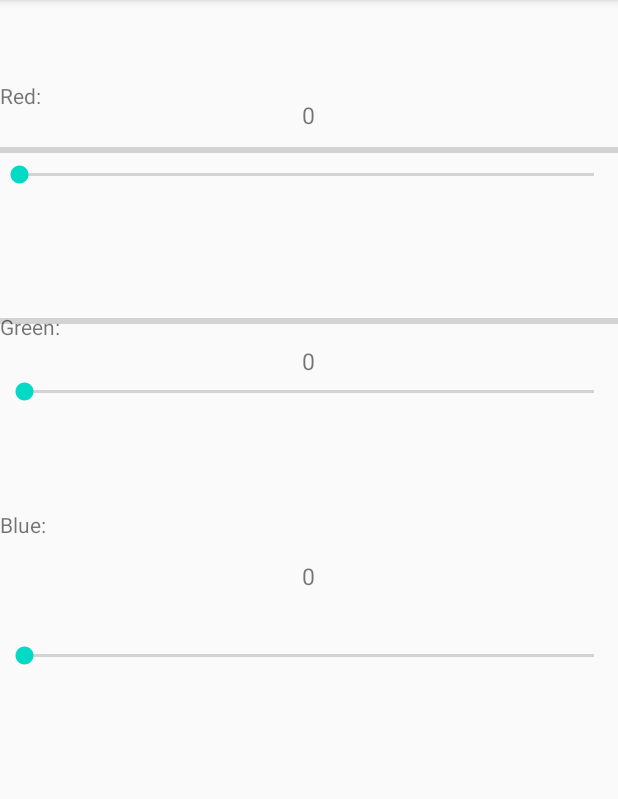
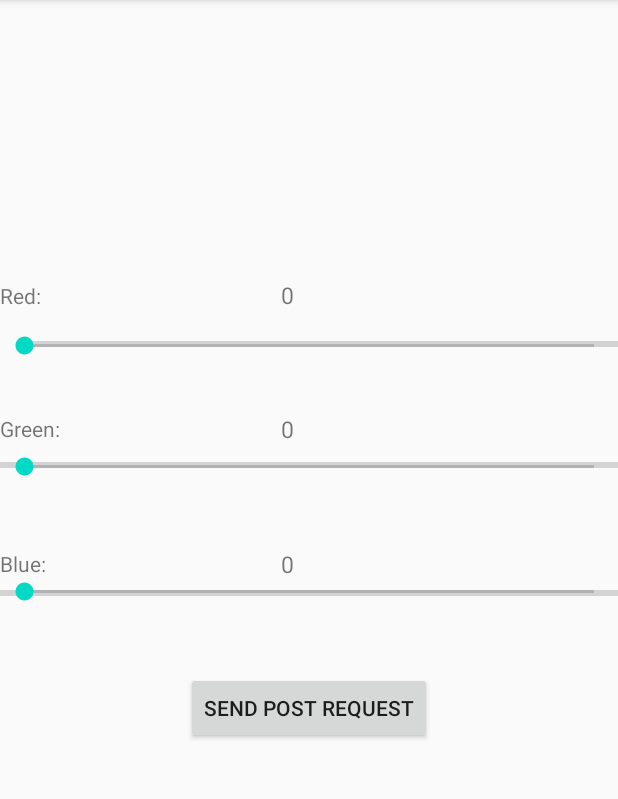
Before and after one commit to lHunniche/IoT_Project, an Android app: the screen it shows after launch (MainActivity), on a phone screen of 412 x 824 dp, the part 84-883 px from its top. Run offline under Robolectric (Android 15) with nearby library versions, the phone set to English and light mode, and no system bars.

Commit message:
Maybe working?

```diff
--- a/sharanka/IoTApplication/app/src/main/java/com/example/iotapplication/IRetrofitClient.java
+++ b/sharanka/IoTApplication/app/src/main/java/com/example/iotapplication/IRetrofitClient.java
@@ -2,9 +2,11 @@ package com.example.iotapplication;
 
 import retrofit2.Call;
 import retrofit2.http.Field;
+import retrofit2.http.FormUrlEncoded;
 import retrofit2.http.POST;
 
 public interface IRetrofitClient {
+    @FormUrlEncoded
     @POST("/postColor")
     Call<RGBModel> saveValues(@Field("board_id") int id, @Field("red") int red, @Field("green") int green, @Field("blue") int blue);
 }
--- a/sharanka/IoTApplication/app/src/main/java/com/example/iotapplication/MainActivity.java
+++ b/sharanka/IoTApplication/app/src/main/java/com/example/iotapplication/MainActivity.java
@@ -7,6 +7,8 @@ import retrofit2.Response;
 
 import android.os.Bundle;
 import android.util.Log;
+import android.view.View;
+import android.widget.Button;
 import android.widget.ProgressBar;
 import android.widget.SeekBar;
 import android.widget.TextView;
@@ -16,6 +18,7 @@ public class MainActivity extends AppCompatActivity {
     private IRetrofitClient retrofitClient;
     private int red, green, blue;
     private TextView rText, gText, bText;
+    private Button button;
     private ProgressBar rProgressBar, gProgressBar, bProgressBar;
     private SeekBar rSeekbar, gSeekBar, bSeekbar;
 
@@ -25,6 +28,7 @@ public class MainActivity extends AppCompatActivity {
         setContentView(R.layout.activity_main);
 
         retrofitClient = Utils.getRetrofitClient();
+        button = (Button) findViewById(R.id.button);
 
         rText = (TextView) findViewById(R.id.RTextView);
         rProgressBar = (ProgressBar) findViewById(R.id.RProgressBar);
@@ -44,7 +48,6 @@ public class MainActivity extends AppCompatActivity {
                 red = i;
                 seekBar.setMax(255);
                 rText.setText("" + i);
-                sendPost(2, red, green, blue);
             }
 
             @Override
@@ -60,7 +63,6 @@ public class MainActivity extends AppCompatActivity {
                 blue = i;
                 seekBar.setMax(255);
                 gText.setText("" + i);
-                sendPost(2, red, green, blue);
             }
 
             @Override
@@ -76,7 +78,6 @@ public class MainActivity extends AppCompatActivity {
                 green = i;
                 seekBar.setMax(255);
                 bText.setText("" + i);
-                sendPost(2, red, green, blue);
             }
 
             @Override
@@ -84,6 +85,13 @@ public class MainActivity extends AppCompatActivity {
 
             @Override
             public void onStopTrackingTouch(SeekBar seekBar) { }
+        });
+
+        button.setOnClickListener(new View.OnClickListener() {
+            @Override
+            public void onClick(View view) {
+                sendPost(2, red, green, blue);
+            }
         });
     }
 
@@ -93,7 +101,7 @@ public class MainActivity extends AppCompatActivity {
             public void onResponse(Call<RGBModel> call, Response<RGBModel> response) {
                 if(response.isSuccessful()) {
                     Log.i(TAG, "Post request went through successfully. " + response.body().toString());
-                }
+                }g
             }
 
             @Override
--- a/sharanka/IoTApplication/app/src/main/java/com/example/iotapplication/RGBModel.java
+++ b/sharanka/IoTApplication/app/src/main/java/com/example/iotapplication/RGBModel.java
@@ -1,13 +1,14 @@
 package com.example.iotapplication;
 
-import java.util.Map;
-
 public class RGBModel {
-    private Map<String, Integer> dict;
     private Integer board_id;
     private Integer red;
     private Integer green;
     private Integer blue;
+
+    public int getId() { return board_id; }
+
+    public void setBoard_id(Integer board_id) { this.board_id = board_id; }
 
     public int getRed() {
         return red;
--- a/sharanka/IoTApplication/app/src/main/java/com/example/iotapplication/Utils.java
+++ b/sharanka/IoTApplication/app/src/main/java/com/example/iotapplication/Utils.java
@@ -1,7 +1,7 @@
 package com.example.iotapplication;
 
 public class Utils {
-    public static final String baseUrl = "http://klevang.dk:19409/init/";
+    public static final String baseUrl = "http://klevang.dk:19409";
 
     public static IRetrofitClient getRetrofitClient() {
         return RetrofitClient.getClient(baseUrl).create(IRetrofitClient.class);
--- a/sharanka/IoTApplication/app/src/main/res/layout/activity_main.xml
+++ b/sharanka/IoTApplication/app/src/main/res/layout/activity_main.xml
@@ -1,26 +1,25 @@
 <?xml version="1.0" encoding="utf-8"?>
-<RelativeLayout xmlns:android="http://schemas.android.com/apk/res/android"
+<androidx.constraintlayout.widget.ConstraintLayout xmlns:android="http://schemas.android.com/apk/res/android"
     xmlns:app="http://schemas.android.com/apk/res-auto"
     xmlns:tools="http://schemas.android.com/tools"
     android:layout_width="match_parent"
     android:layout_height="match_parent"
     tools:context=".MainActivity">
 
-    <TextView
+    <Button
+        android:id="@+id/button"
         android:layout_width="wrap_content"
         android:layout_height="wrap_content"
-        android:layout_marginTop="54dp"
-        android:text="Red:" />
-
-    <TextView
-        android:id="@+id/RTextView"
-        android:layout_width="wrap_content"
-        android:layout_height="wrap_content"
-        android:layout_alignParentTop="true"
+        android:layout_alignParentBottom="true"
         android:layout_centerHorizontal="true"
-        android:layout_marginTop="66dp"
-        android:text="0"
-        android:textSize="15sp" />
+        android:layout_marginStart="124dp"
+        android:layout_marginLeft="124dp"
+        android:layout_marginTop="448dp"
+        android:text="Send Post Request"
+        app:layout_constraintEnd_toEndOf="parent"
+        app:layout_constraintHorizontal_bias="0.0"
+        app:layout_constraintStart_toStartOf="parent"
+        app:layout_constraintTop_toTopOf="parent" />
 
     <ProgressBar
         android:id="@+id/RProgressBar"
@@ -31,37 +30,11 @@
         android:layout_alignParentStart="true"
         android:layout_alignParentLeft="true"
         android:layout_alignParentTop="true"
-        android:layout_marginStart="-3dp"
-        android:layout_marginLeft="-3dp"
-        android:layout_marginTop="95dp"
-        android:layout_marginBottom="220dp" />
-
-    <SeekBar
-        android:id="@+id/RSeekbar"
-        android:layout_width="match_parent"
-        android:layout_height="wrap_content"
-        android:layout_alignParentStart="true"
-        android:layout_alignParentLeft="true"
-        android:layout_alignParentTop="true"
-        android:layout_marginStart="-3dp"
-        android:layout_marginLeft="-3dp"
-        android:layout_marginTop="107dp" />
-
-    <TextView
-        android:id="@+id/gTextView"
-        android:layout_width="wrap_content"
-        android:layout_height="wrap_content"
-        android:layout_alignParentTop="true"
-        android:layout_centerHorizontal="true"
-        android:layout_marginTop="230dp"
-        android:text="0"
-        android:textSize="15sp" />
-
-    <TextView
-        android:layout_width="wrap_content"
-        android:layout_height="wrap_content"
-        android:layout_marginTop="208dp"
-        android:text="Green:" />
+        android:layout_marginStart="16dp"
+        android:layout_marginLeft="16dp"
+        android:layout_marginTop="221dp"
+        app:layout_constraintStart_toStartOf="parent"
+        app:layout_constraintTop_toTopOf="parent" />
 
     <ProgressBar
         android:id="@+id/GProgressBar"
@@ -72,31 +45,9 @@
         android:layout_alignParentStart="true"
         android:layout_alignParentLeft="true"
         android:layout_alignParentTop="true"
-        android:layout_marginTop="200dp" />
-
-    <SeekBar
-        android:id="@+id/GSeekbar"
-        android:layout_width="match_parent"
-        android:layout_height="wrap_content"
-        android:layout_alignParentStart="true"
-        android:layout_alignParentLeft="true"
-        android:layout_alignParentTop="true"
-        android:layout_marginTop="252dp" />
-
-    <TextView
-        android:layout_width="wrap_content"
-        android:layout_height="wrap_content"
-        android:layout_alignParentTop="true"
-        android:layout_marginTop="340dp"
-        android:text="Blue:" />
-
-    <TextView
-        android:id="@+id/BTextView"
-        android:layout_width="wrap_content"
-        android:layout_height="wrap_content"
-        android:layout_centerInParent="true"
-        android:text="0"
-        android:textSize="15sp" />
+        android:layout_marginTop="302dp"
+        app:layout_constraintTop_toTopOf="parent"
+        tools:layout_editor_absoluteX="-40dp" />
 
     <ProgressBar
         android:id="@+id/BProgressBar"
@@ -106,7 +57,34 @@
         android:layout_above="@+id/BSeekbar"
         android:layout_alignParentStart="true"
         android:layout_alignParentLeft="true"
-        android:layout_alignParentTop="true" />
+        android:layout_alignParentTop="true"
+        android:layout_marginTop="387dp"
+        app:layout_constraintEnd_toEndOf="parent"
+        app:layout_constraintStart_toStartOf="parent"
+        app:layout_constraintTop_toTopOf="parent" />
+
+    <SeekBar
+        android:id="@+id/RSeekbar"
+        android:layout_width="match_parent"
+        android:layout_height="wrap_content"
+        android:layout_alignParentStart="true"
+        android:layout_alignParentLeft="true"
+        android:layout_alignParentTop="true"
+        android:layout_marginTop="221dp"
+        app:layout_constraintTop_toTopOf="parent"
+        tools:layout_editor_absoluteX="-37dp" />
+
+    <SeekBar
+        android:id="@+id/GSeekbar"
+        android:layout_width="match_parent"
+        android:layout_height="wrap_content"
+        android:layout_alignParentStart="true"
+        android:layout_alignParentLeft="true"
+        android:layout_alignParentTop="true"
+        android:layout_marginTop="302dp"
+        app:layout_constraintEnd_toEndOf="parent"
+        app:layout_constraintStart_toStartOf="parent"
+        app:layout_constraintTop_toTopOf="parent" />
 
     <SeekBar
         android:id="@+id/BSeekbar"
@@ -115,7 +93,79 @@
         android:layout_alignParentStart="true"
         android:layout_alignParentLeft="true"
         android:layout_alignParentBottom="true"
-        android:layout_marginBottom="322dp" />
+        android:layout_marginTop="385dp"
+        app:layout_constraintEnd_toEndOf="parent"
+        app:layout_constraintHorizontal_bias="0.0"
+        app:layout_constraintStart_toStartOf="parent"
+        app:layout_constraintTop_toTopOf="parent" />
+
+    <TextView
+        android:layout_width="wrap_content"
+        android:layout_height="wrap_content"
+        android:layout_marginTop="187dp"
+        android:text="Red:"
+        app:layout_constraintStart_toStartOf="parent"
+        app:layout_constraintTop_toTopOf="parent" />
+
+    <TextView
+        android:id="@+id/RTextView"
+        android:layout_width="wrap_content"
+        android:layout_height="wrap_content"
+        android:layout_alignParentTop="true"
+        android:layout_centerHorizontal="true"
+        android:layout_marginStart="187dp"
+        android:layout_marginLeft="187dp"
+        android:layout_marginTop="186dp"
+        android:text="0"
+        android:textSize="15sp"
+        app:layout_constraintStart_toStartOf="parent"
+        app:layout_constraintTop_toTopOf="parent" />
+
+    <TextView
+        android:id="@+id/gTextView"
+        android:layout_width="wrap_content"
+        android:layout_height="wrap_content"
+        android:layout_alignParentTop="true"
+        android:layout_centerHorizontal="true"
+        android:layout_marginStart="187dp"
+        android:layout_marginLeft="187dp"
+        android:layout_marginTop="275dp"
+        android:text="0"
+        android:textSize="15sp"
+        app:layout_constraintStart_toStartOf="parent"
+        app:layout_constraintTop_toTopOf="parent" />
+
+    <TextView
+        android:layout_width="wrap_content"
+        android:layout_height="wrap_content"
+        android:layout_marginTop="276dp"
+        android:text="Green:"
+        app:layout_constraintStart_toStartOf="parent"
+        app:layout_constraintTop_toTopOf="parent" />
+
+    <TextView
+        android:layout_width="wrap_content"
+        android:layout_height="wrap_content"
+        android:layout_alignParentTop="true"
+        android:layout_marginTop="366dp"
+        android:text="Blue:"
+        app:layout_constraintBottom_toBottomOf="parent"
+        app:layout_constraintStart_toStartOf="parent"
+        app:layout_constraintTop_toTopOf="parent"
+        app:layout_constraintVertical_bias="0.0" />
+
+    <TextView
+        android:id="@+id/BTextView"
+        android:layout_width="wrap_content"
+        android:layout_height="wrap_content"
+        android:layout_centerInParent="true"
+        android:layout_marginStart="187dp"
+        android:layout_marginLeft="187dp"
+        android:layout_marginTop="365dp"
+        android:text="0"
+        android:textSize="15sp"
+        app:layout_constraintStart_toStartOf="parent"
+        app:layout_constraintTop_toTopOf="parent" />
 
 
-</RelativeLayout>
+</androidx.constraintlayout.widget.ConstraintLayout>
```
